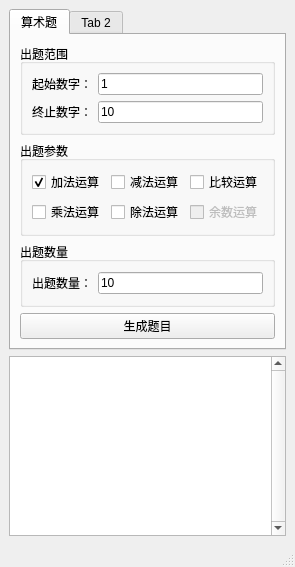
Old version of the form ui/psag_main.ui in the repository fmangela/PSAG2.
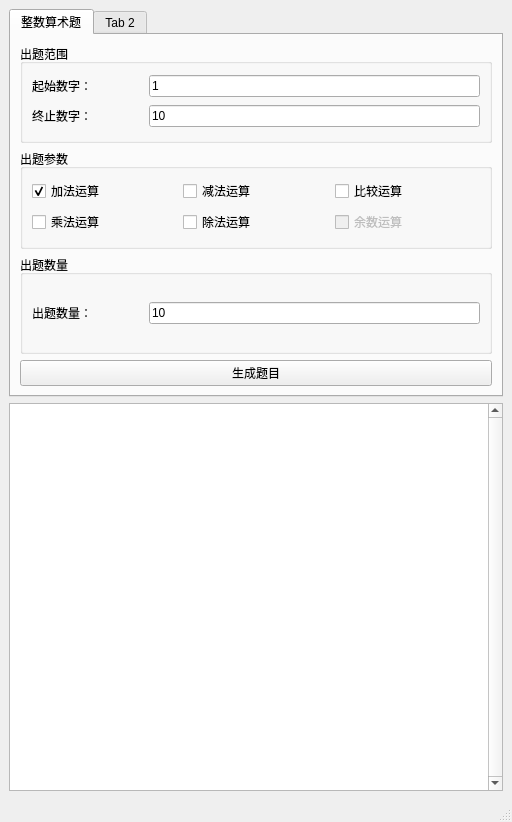
New version of the form.

Commit message:
重构代码，优化功能，美化界面
- 重构了按钮操作逻辑，使用装饰器实现按钮锁定功能
- 优化了参数获取和校验流程，提高代码可读性和健壮性
- 引入新函数和方法，提高题目的生成效率和多样性
- 更新了UI界面，调整窗口大小，优化文本显示效果

The edit to the form file:
```diff
--- a/ui/psag_main.ui
+++ b/ui/psag_main.ui
@@ -6,8 +6,8 @@
    <rect>
     <x>0</x>
     <y>0</y>
-    <width>291</width>
-    <height>552</height>
+    <width>512</width>
+    <height>822</height>
    </rect>
   </property>
   <property name="windowTitle">
@@ -27,7 +27,7 @@
           <string/>
          </property>
          <attribute name="title">
-          <string>算术题</string>
+          <string>整数算术题</string>
          </attribute>
          <layout class="QVBoxLayout" name="verticalLayout_2">
           <item>
@@ -213,7 +213,7 @@
          <enum>Qt::ScrollBarPolicy::ScrollBarAlwaysOff</enum>
         </property>
         <property name="lineWrapMode">
-         <enum>QTextEdit::LineWrapMode::FixedColumnWidth</enum>
+         <enum>QTextEdit::LineWrapMode::WidgetWidth</enum>
         </property>
         <property name="readOnly">
          <bool>true</bool>
```
Left out of the diff: 5 changed lines with no effect on the pictures. The commit also changes 4 other files.
